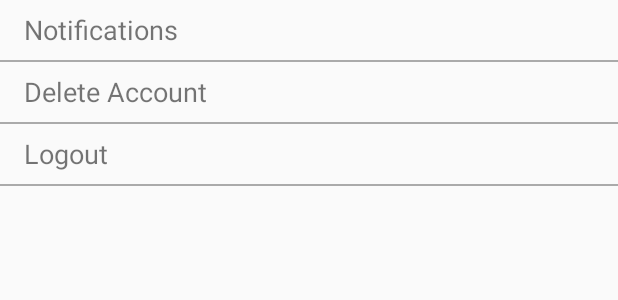
After one commit to sam321pbs/stuckappv2, an Android app: the layout fragment_settings.xml on its own in the app's theme, with its tools: preview values and no code run, on a phone screen of 412 x 824 dp. The commit adds this screen. Shown: the top 300 px of the screen. Run offline under Robolectric (Android 15) with nearby library versions, the phone set to English and light mode, and no system bars.

Commit message:
Added settings

```diff
--- a/app/src/main/java/com/sammengistu/stuckapp/activities/BaseActivity.kt
+++ b/app/src/main/java/com/sammengistu/stuckapp/activities/BaseActivity.kt
@@ -50,7 +50,7 @@ abstract class BaseActivity : AppCompatActivity() {
     }
 
     fun launchSplashScreenActivity() {
-        val intent = Intent(this, BaseActivity::class.java)
+        val intent = Intent(this, SplashScreenActivity::class.java)
         intent.flags = Intent.FLAG_ACTIVITY_NEW_TASK
         startActivity(intent)
     }
--- a/app/src/main/java/com/sammengistu/stuckapp/activities/MainActivity.kt
+++ b/app/src/main/java/com/sammengistu/stuckapp/activities/MainActivity.kt
@@ -91,11 +91,7 @@ class MainActivity : LoggedInActivity(), NavigationView.OnNavigationItemSelected
                 "Clicked Favorites",
                 Toast.LENGTH_SHORT
             ).show()
-            R.id.action_settings -> Toast.makeText(
-                this,
-                "Clicked Settings",
-                Toast.LENGTH_SHORT
-            ).show()
+            R.id.action_settings -> addFragment(SettingsFragment())
         }
         drawer.closeDrawers()
         return true
--- /dev/null
+++ b/app/src/main/res/layout/fragment_settings.xml
@@ -0,0 +1,64 @@
+<?xml version="1.0" encoding="utf-8"?>
+<LinearLayout xmlns:android="http://schemas.android.com/apk/res/android"
+    android:layout_width="match_parent"
+    android:layout_height="match_parent"
+    android:orientation="vertical">
+
+    <LinearLayout
+        android:layout_width="match_parent"
+        android:layout_height="wrap_content"
+        android:orientation="vertical">
+
+        <TextView
+            android:id="@+id/notifications_setting"
+            style="@style/bottomsheet_menu_item"
+            android:layout_gravity="start"
+            android:gravity="start|center_vertical"
+            android:paddingStart="16dp"
+            android:text="Notifications" />
+
+        <View
+            android:layout_width="match_parent"
+            android:layout_height="1dp"
+            android:background="@android:color/darker_gray" />
+    </LinearLayout>
+
+    <LinearLayout
+        android:layout_width="match_parent"
+        android:layout_height="wrap_content"
+        android:orientation="vertical">
+
+        <TextView
+            android:id="@+id/delete_account"
+            style="@style/bottomsheet_menu_item"
+            android:paddingStart="16dp"
+            android:layout_gravity="start"
+            android:gravity="start|center_vertical"
+            android:text="Delete Account" />
+
+        <View
+            android:layout_width="match_parent"
+            android:layout_height="1dp"
+            android:background="@android:color/darker_gray" />
+    </LinearLayout>
+
+    <LinearLayout
+        android:id="@+id/bottom_delete_container"
+        android:layout_width="match_parent"
+        android:layout_height="wrap_content"
+        android:orientation="vertical">
+
+        <TextView
+            android:id="@+id/logout"
+            style="@style/bottomsheet_menu_item"
+            android:paddingStart="16dp"
+            android:layout_gravity="start"
+            android:gravity="start|center_vertical"
+            android:text="Logout" />
+
+        <View
+            android:layout_width="match_parent"
+            android:layout_height="1dp"
+            android:background="@android:color/darker_gray" />
+    </LinearLayout>
+</LinearLayout>
```
Also changed, not shown: app/src/main/java/com/sammengistu/stuckapp/UserHelper.kt (+38 -0 lines), app/src/main/java/com/sammengistu/stuckapp/fragments/SettingsFragment.kt (added, +55 -0 lines).
